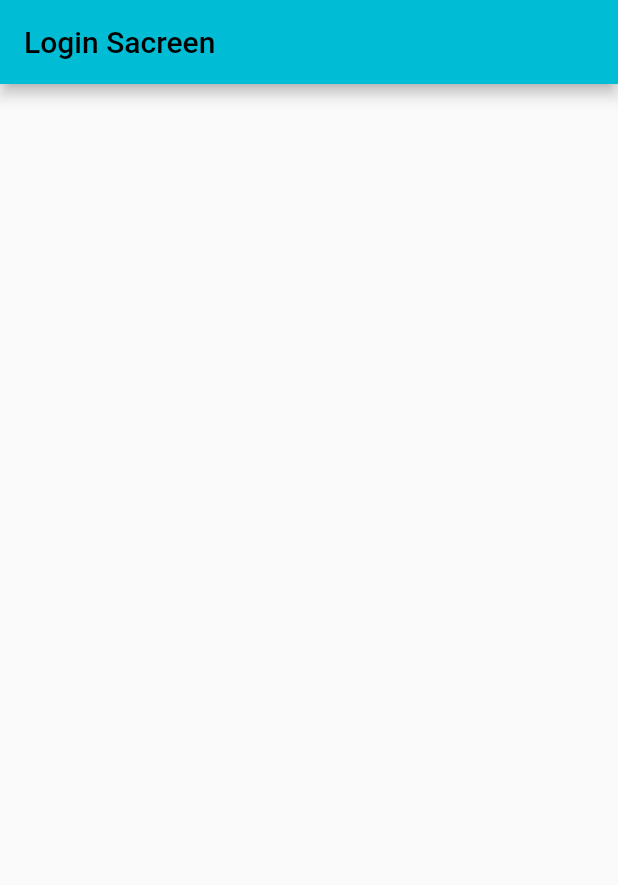
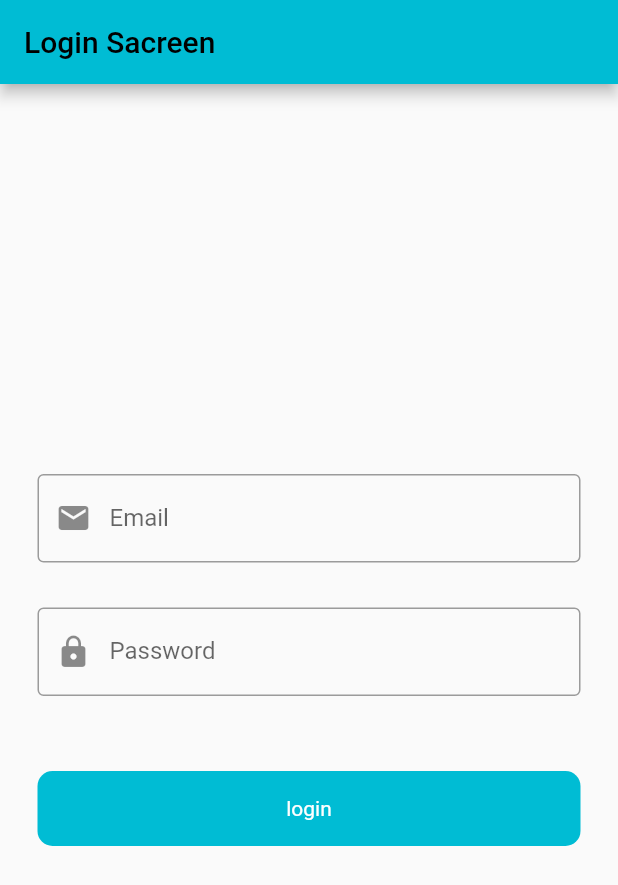
Before and after one commit to iamqasimmoosa/firebase-auth-learning, a Flutter app: the screen it shows after launch, on a phone screen of 412 x 824 dp. Shown: the top 885 px of the screen. Run offline on Flutter 3.47's test engine with Material 2 defaults, Android fonts, the phone set to English and light mode, and no system bars; our stand-ins replace firebase_core; accounts and stored records are empty.

Commit message:
completed login screen

```diff
--- a/lib/ui/auth/loginscr.dart
+++ b/lib/ui/auth/loginscr.dart
@@ -1,3 +1,4 @@
+import 'package:firebaselearning/ui/widget/round_button.dart';
 import 'package:flutter/material.dart';
 class LoginScreen extends StatefulWidget {
   const LoginScreen({Key? key}) : super(key: key);
@@ -7,6 +8,16 @@ class LoginScreen extends StatefulWidget {
 }
 
 class _LoginScreenState extends State<LoginScreen> {
+  final _formkey = GlobalKey<FormState>();
+  final emailController = TextEditingController();
+  final passwordcontroller = TextEditingController();
+  @override
+  void dispose() {
+    // TODO: implement dispose
+    super.dispose();
+    emailController.dispose();
+    passwordcontroller.dispose();
+  }
   @override
   Widget build(BuildContext context) {
     return Scaffold(
@@ -15,8 +26,60 @@ class _LoginScreenState extends State<LoginScreen> {
         title: Text("Login Sacreen"),
       ),
       body: Column(
-        children: [],
+        mainAxisAlignment: MainAxisAlignment.center,
+        crossAxisAlignment: CrossAxisAlignment.center,
+        children: [
+          Form(
+            key: _formkey,
+              child: Padding(
+                padding: const EdgeInsets.all(25),
+                child: Column(
+                  children: [
+                    TextFormField(
+                    controller: emailController,
+                    decoration: InputDecoration(
+                      labelText: "Email",
+                      prefixIcon: Icon(Icons.email),
+                      border: OutlineInputBorder()
+                    ),
+                      validator:(value) {
+                        if (value!.isEmpty) {
+                          return "Enter Email";
+                      }
+                        return null;
+                      },
+                  ),
+                  SizedBox(height: 30),
+                    TextFormField(
+                      keyboardType:TextInputType.text,
+                      controller: passwordcontroller,
+                      obscureText: true,
+                      decoration: InputDecoration(
+                        labelText: "Password",
+                        prefixIcon: Icon(Icons.lock),
+                        border: OutlineInputBorder()
+                      ),
+                      validator:(value) {
+                        if (value!.isEmpty) {
+                          return "Enter Password";
+                        }
+                        return null;
+                      },
+
+                    ),
+                    SizedBox(height:50),
+                    RoundButton(
+                      title: 'login',
+                      ontap: (){
+                        if(_formkey.currentState!.validate()){
+                        }
+                      },
+                    )
+                  ],
+                ),
+              ),
       ),
+      ],),
     );
   }
 }
--- /dev/null
+++ b/lib/ui/widget/round_button.dart
@@ -0,0 +1,24 @@
+import 'package:flutter/material.dart';
+class RoundButton extends StatelessWidget {
+  final String title;
+  final VoidCallback ontap;
+  const RoundButton({Key? key,
+    required this.title,
+    required this. ontap,
+  }) : super(key: key);
+
+  @override
+  Widget build(BuildContext context) {
+    return InkWell(
+      onTap:ontap ,
+      child: Container(
+        height: 50,
+        decoration:BoxDecoration(
+          color: Colors.cyan,
+          borderRadius: BorderRadius.circular(10)
+        ),
+        child: Center(child: Text(title, style: TextStyle(color: Colors.white),),),
+      ),
+    );
+  }
+}
```
